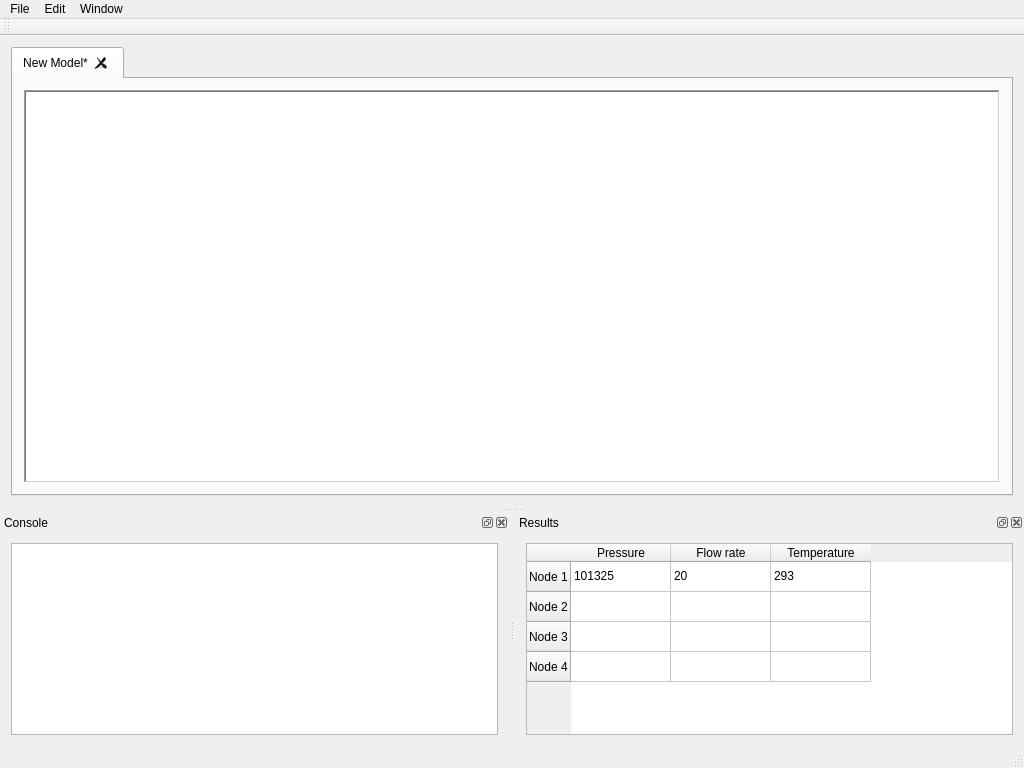
The window that src/app/mainwindow.ui (obrienadam/ProcessModelling) describes before a commit, drawn with Qt 5.
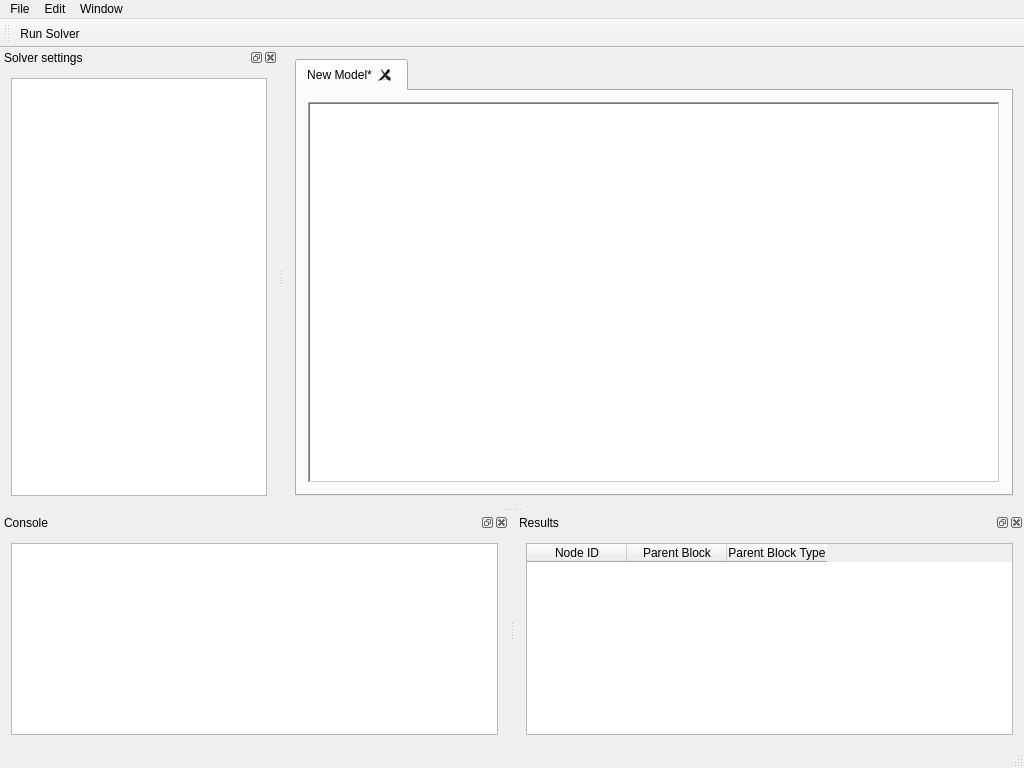
The same window after the commit.

```diff
--- a/src/app/mainwindow.ui
+++ b/src/app/mainwindow.ui
@@ -97,6 +97,7 @@
    <attribute name="toolBarBreak">
     <bool>false</bool>
    </attribute>
+   <addaction name="actionRunSolver"/>
   </widget>
   <widget class="QStatusBar" name="statusBar"/>
   <widget class="QDockWidget" name="consoleDockWidget">
@@ -128,61 +129,44 @@
     <layout class="QVBoxLayout" name="verticalLayout_2">
      <item>
       <widget class="QTableWidget" name="resultsTable">
-       <row>
-        <property name="text">
-         <string>Node 1</string>
-        </property>
-       </row>
-       <row>
-        <property name="text">
-         <string>Node 2</string>
-        </property>
-       </row>
-       <row>
-        <property name="text">
-         <string>Node 3</string>
-        </property>
-       </row>
-       <row>
-        <property name="text">
-         <string>Node 4</string>
-        </property>
-       </row>
+       <property name="editTriggers">
+        <set>QAbstractItemView::NoEditTriggers</set>
+       </property>
        <column>
         <property name="text">
-         <string>Pressure</string>
+         <string>Node ID</string>
         </property>
        </column>
        <column>
         <property name="text">
-         <string>Flow rate</string>
+         <string>Parent Block</string>
         </property>
        </column>
        <column>
         <property name="text">
-         <string>Temperature</string>
+         <string>Parent Block Type</string>
         </property>
        </column>
-       <item row="0" column="0">
-        <property name="text">
-         <string>101325</string>
-        </property>
-       </item>
-       <item row="0" column="1">
-        <property name="text">
-         <string>20</string>
-        </property>
-       </item>
-       <item row="0" column="2">
-        <property name="text">
-         <string>293</string>
-        </property>
-       </item>
       </widget>
      </item>
     </layout>
    </widget>
   </widget>
+  <widget class="QDockWidget" name="solverSettingsDockWidget">
+   <property name="windowTitle">
+    <string>Solver settings</string>
+   </property>
+   <attribute name="dockWidgetArea">
+    <number>1</number>
+   </attribute>
+   <widget class="QWidget" name="dockWidgetContents_4">
+    <layout class="QGridLayout" name="gridLayout">
+     <item row="1" column="0">
+      <widget class="QTreeView" name="solverSettingsTree"/>
+     </item>
+    </layout>
+   </widget>
+  </widget>
   <action name="actionFull_screen">
    <property name="text">
     <string>Full Screen</string>
@@ -217,6 +201,30 @@
     <string>Results</string>
    </property>
   </action>
+  <action name="actionSolver_Settings">
+   <property name="checkable">
+    <bool>true</bool>
+   </property>
+   <property name="text">
+    <string>Solver Settings</string>
+   </property>
+  </action>
+  <action name="actionRunSolver">
+   <property name="text">
+    <string>Run Solver</string>
+   </property>
+   <property name="toolTip">
+    <string>Run Solver</string>
+   </property>
+  </action>
+  <action name="actionNew_Block">
+   <property name="text">
+    <string>New Block</string>
+   </property>
+   <property name="toolTip">
+    <string>Create a new block</string>
+   </property>
+  </action>
  </widget>
  <layoutdefault spacing="6" margin="11"/>
  <resources/>
```
Left out of the diff: 11 changed lines with no effect on the pictures.
